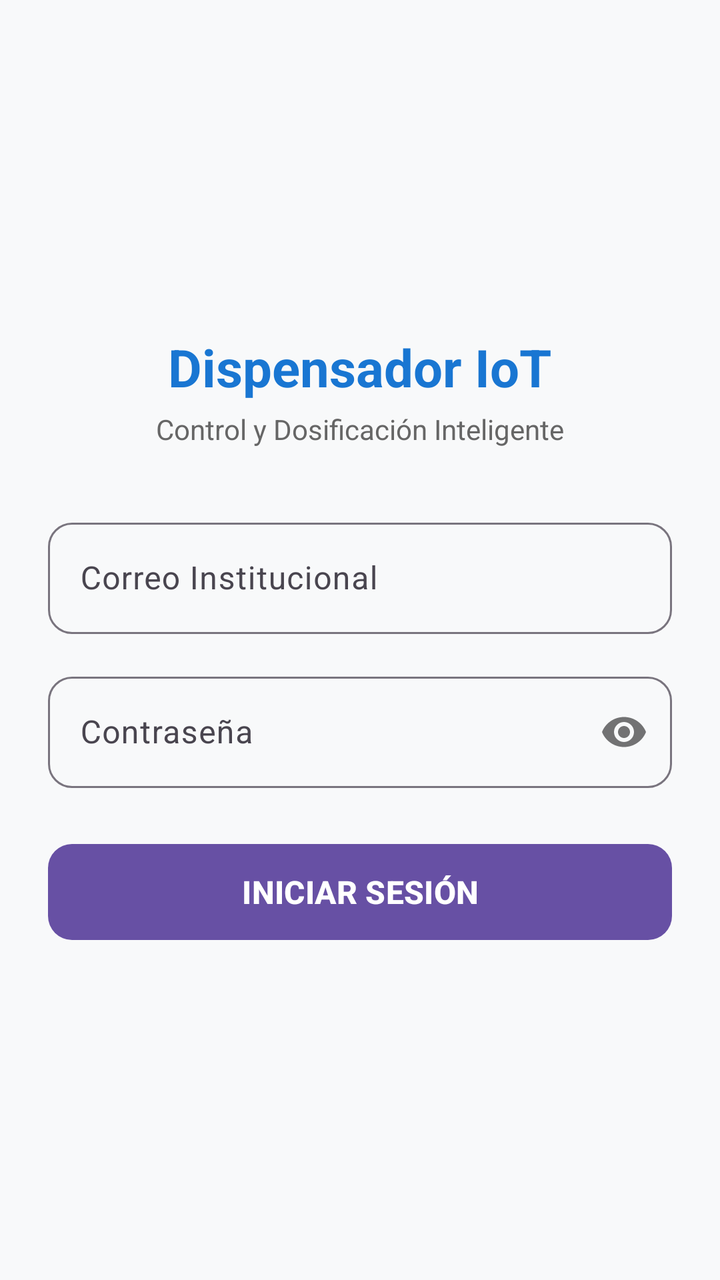
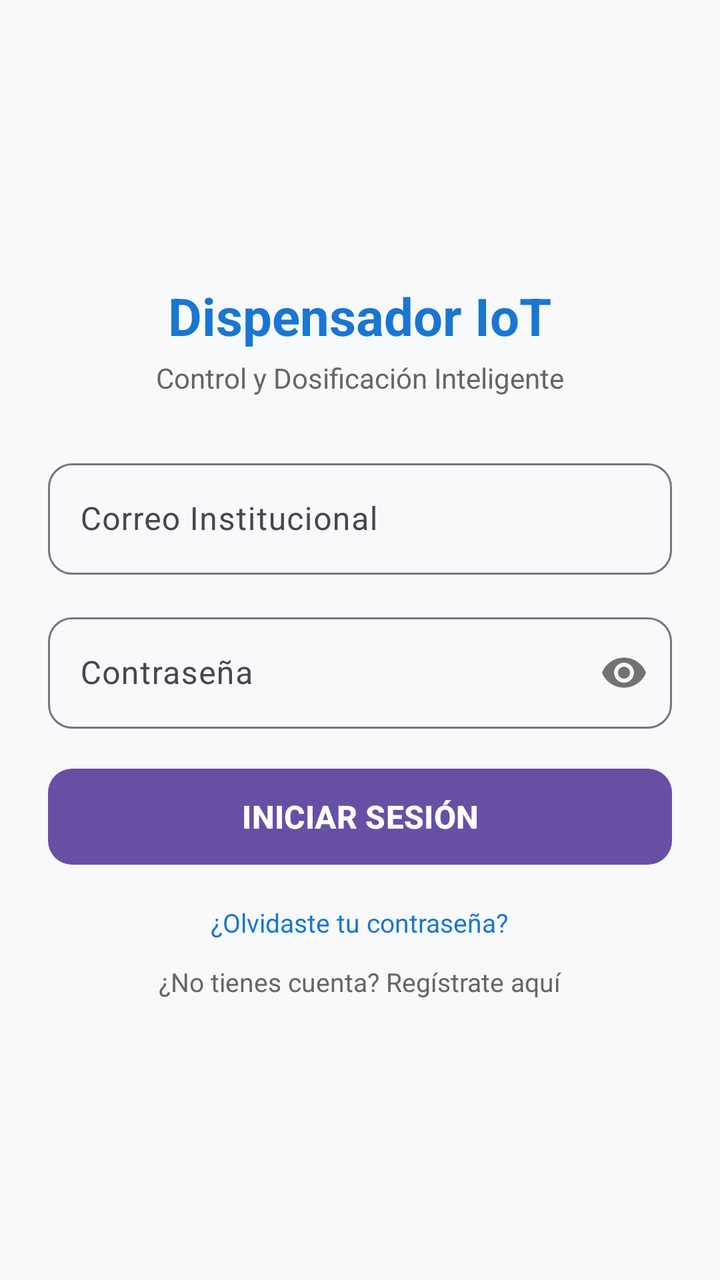

Two renders of the same Android screen: before a commit and after it. Below are the layout's source before the change and the commit's diff.
<!-- AndroidManifest.xml: application theme Theme.DispensadorAguaIoT -->
<!-- res/layout/activity_login.xml -->
<?xml version="1.0" encoding="utf-8"?>
<LinearLayout xmlns:android="http://schemas.android.com/apk/res/android"
    xmlns:app="http://schemas.android.com/apk/res-auto"
    android:layout_width="match_parent"
    android:layout_height="match_parent"
    android:orientation="vertical"
    android:gravity="center"
    android:padding="24dp"
    android:background="#F8F9FA">

    <TextView
        android:layout_width="wrap_content"
        android:layout_height="wrap_content"
        android:text="Dispensador IoT"
        android:textSize="26sp"
        android:textStyle="bold"
        android:textColor="#1976D2"
        android:layout_marginBottom="4dp" />

    <TextView
        android:layout_width="wrap_content"
        android:layout_height="wrap_content"
        android:text="Control y Dosificación Inteligente"
        android:textSize="14sp"
        android:textColor="#666666"
        android:layout_marginBottom="32dp" />

    
    <com.google.android.material.textfield.TextInputLayout
        android:layout_width="match_parent"
        android:layout_height="wrap_content"
        android:layout_marginBottom="16dp"
        app:boxCornerRadiusTopStart="12dp"
        app:boxCornerRadiusTopEnd="12dp"
        app:boxCornerRadiusBottomStart="12dp"
        app:boxCornerRadiusBottomEnd="12dp"
        android:hint="Correo Institucional">

        <com.google.android.material.textfield.TextInputEditText
            android:id="@+id/etEmail"
            android:layout_width="match_parent"
            android:layout_height="wrap_content"
            android:inputType="textEmailAddress" />
    </com.google.android.material.textfield.TextInputLayout>

    
    <com.google.android.material.textfield.TextInputLayout
        android:layout_width="match_parent"
        android:layout_height="wrap_content"
        android:layout_marginBottom="24dp"
        app:boxCornerRadiusTopStart="12dp"
        app:boxCornerRadiusTopEnd="12dp"
        app:boxCornerRadiusBottomStart="12dp"
        app:boxCornerRadiusBottomEnd="12dp"
        app:passwordToggleEnabled="true"
        android:hint="Contraseña">

        <com.google.android.material.textfield.TextInputEditText
            android:id="@+id/etPassword"
            android:layout_width="match_parent"
            android:layout_height="wrap_content"
            android:inputType="textPassword" />
    </com.google.android.material.textfield.TextInputLayout>

    
    <Button
        android:id="@+id/btnLogin"
        android:layout_width="match_parent"
        android:layout_height="56dp"
        android:text="INICIAR SESIÓN"
        android:textSize="16sp"
        android:textStyle="bold"
        app:cornerRadius="12dp" />

</LinearLayout>
<!-- resources referenced by this layout -->
<resources>
  <style name="Theme.DispensadorAguaIoT" parent="Base.Theme.DispensadorAguaIoT" />
  <style name="Base.Theme.DispensadorAguaIoT" parent="Theme.Material3.DayNight.NoActionBar">
          
          
      </style>
</resources>

<!-- the commit's change to res/layout/activity_login.xml (unified diff, before → after) -->
@@ -23,9 +23,8 @@
         android:text="Control y Dosificación Inteligente"
         android:textSize="14sp"
         android:textColor="#666666"
-        android:layout_marginBottom="32dp" />
+        android:layout_marginBottom="28dp" />
 
-    
     <com.google.android.material.textfield.TextInputLayout
         android:layout_width="match_parent"
         android:layout_height="wrap_content"
@@ -43,11 +42,10 @@
             android:inputType="textEmailAddress" />
     </com.google.android.material.textfield.TextInputLayout>
 
-    
     <com.google.android.material.textfield.TextInputLayout
         android:layout_width="match_parent"
         android:layout_height="wrap_content"
-        android:layout_marginBottom="24dp"
+        android:layout_marginBottom="16dp"
         app:boxCornerRadiusTopStart="12dp"
         app:boxCornerRadiusTopEnd="12dp"
         app:boxCornerRadiusBottomStart="12dp"
@@ -62,7 +60,6 @@
             android:inputType="textPassword" />
     </com.google.android.material.textfield.TextInputLayout>
 
-    
     <Button
         android:id="@+id/btnLogin"
         android:layout_width="match_parent"
@@ -70,6 +67,24 @@
         android:text="INICIAR SESIÓN"
         android:textSize="16sp"
         android:textStyle="bold"
-        app:cornerRadius="12dp" />
+        app:cornerRadius="12dp"
+        android:layout_marginBottom="16dp" />
+
+    <TextView
+        android:id="@+id/tvRecuperar"
+        android:layout_width="wrap_content"
+        android:layout_height="wrap_content"
+        android:text="¿Olvidaste tu contraseña?"
+        android:textColor="#1976D2"
+        android:textSize="13sp"
+        android:layout_marginBottom="12dp" />
+
+    <TextView
+        android:id="@+id/tvRegistro"
+        android:layout_width="wrap_content"
+        android:layout_height="wrap_content"
+        android:text="¿No tienes cuenta? Regístrate aquí"
+        android:textColor="#666666"
+        android:textSize="13sp" />
 
 </LinearLayout>
